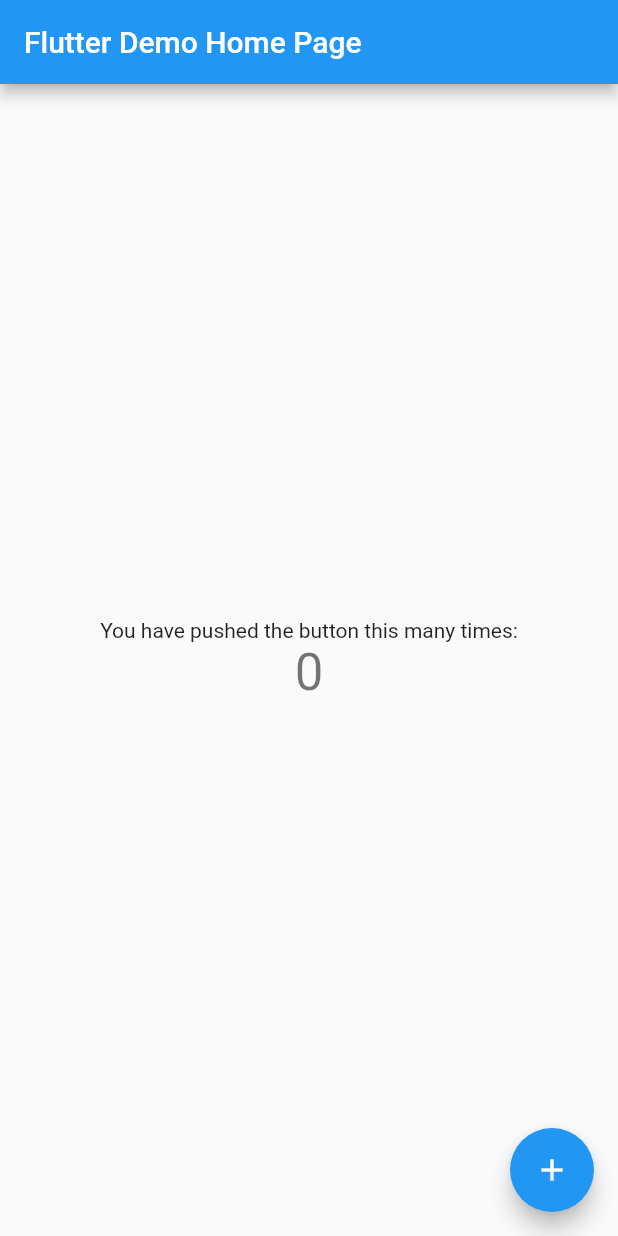
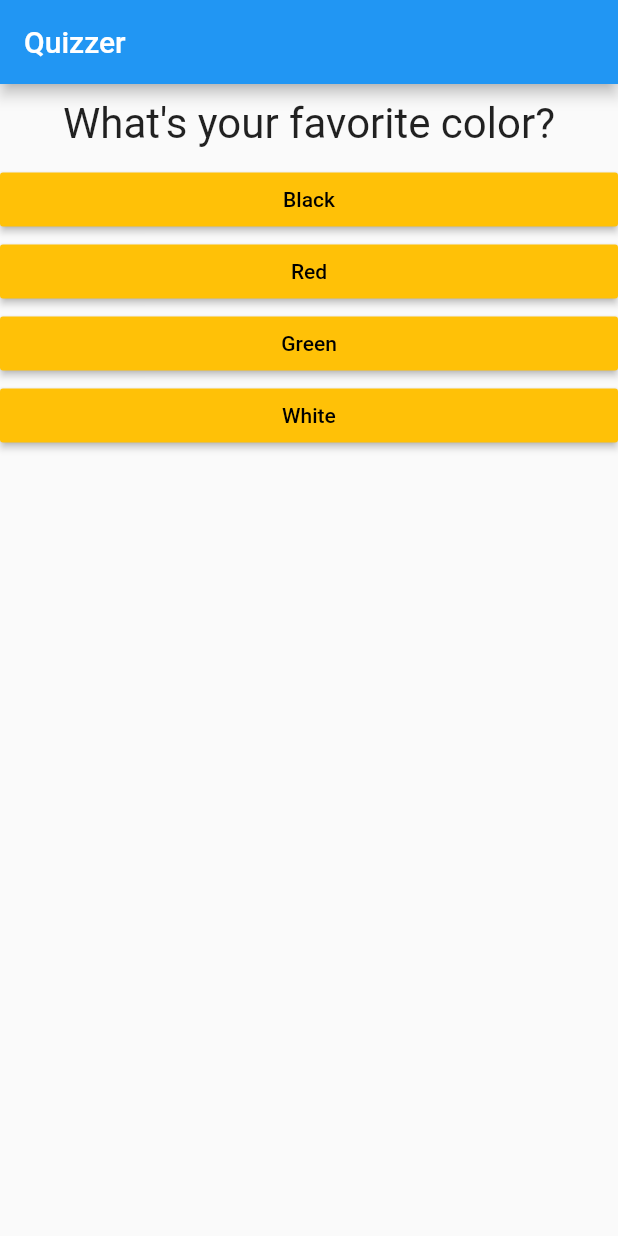
Before and after one commit to shabbir2209/flutter-quiz, a Flutter app: the screen it shows after launch, on a phone screen of 412 x 824 dp. Run offline on Flutter 3.47's test engine with Material 2 defaults, Android fonts, the phone set to English and light mode, and no system bars.

Commit message:
Completed Quiz App

```diff
--- /dev/null
+++ b/lib/answer.dart
@@ -0,0 +1,20 @@
+import 'package:flutter/material.dart';
+
+class Answer extends StatelessWidget {
+  final Function selectHandler;
+  final String answerText;
+  Answer(this.selectHandler, this.answerText);
+
+  @override
+  Widget build(BuildContext context) {
+    return Container(
+      width: double.infinity,
+      child: RaisedButton(
+        color: Colors.amber,
+        textColor: Colors.black,
+        child: Text(answerText),
+        onPressed: selectHandler,
+      ),
+    );
+  }
+}
--- a/lib/main.dart
+++ b/lib/main.dart
@@ -1,113 +1,87 @@
+// The main functions which runs initially
 import 'package:flutter/material.dart';
 
-void main() {
-  runApp(MyApp());
+import './quiz.dart';
+import './result.dart';
+
+void main() => runApp(MyApp());
+
+// widget class
+class MyApp extends StatefulWidget {
+  @override
+  State<StatefulWidget> createState() {
+    return _MyAppState();
+  }
 }
 
-class MyApp extends StatelessWidget {
-  // This widget is the root of your application.
+// The state widget here is not changed or rebuilt:
+class _MyAppState extends State<MyApp> {
+  final _questions = const [
+    {
+      'questionText': 'What\'s your favorite color?',
+      'answers': [
+        {'text': 'Black', 'score': 10},
+        {'text': 'Red', 'score': 6},
+        {'text': 'Green', 'score': 3},
+        {'text': 'White', 'score': 1},
+      ],
+    },
+    {
+      'questionText': 'What\'s your favorite animal?',
+      'answers': [
+        {'text': 'Lion', 'score': 6},
+        {'text': 'Rabbit', 'score': 1},
+        {'text': 'Frog', 'score': 3},
+        {'text': 'Dinosaur', 'score': 10},
+      ],
+    },
+    {
+      'questionText': 'What\'s your favorite movie',
+      'answers': [
+        {'text': 'Fast and the Furious', 'score': 6},
+        {'text': 'Lion King', 'score': 1},
+        {'text': 'Transformers', 'score': 3},
+        {'text': 'Transporter', 'score': 10},
+      ],
+    },
+  ];
+  var _questionIndex = 0;
+  var _totalScore = 0;
+
+  void _resetQuiz() {
+    setState(() {
+      _questionIndex = 0;
+      _totalScore = 0;
+    });
+  }
+
+  void _answerQuestion(int score) {
+    if (_questionIndex < _questions.length) {
+      print('We have more questions');
+    }
+    _totalScore = _totalScore + score;
+    setState(() {
+      _questionIndex = _questionIndex + 1;
+    });
+    print(_questionIndex);
+  }
+
+  // This states that the standard widget build is being over riden with our own widget
   @override
   Widget build(BuildContext context) {
     return MaterialApp(
-      title: 'Flutter Demo',
-      theme: ThemeData(
-        // This is the theme of your application.
-        //
-        // Try running your application with "flutter run". You'll see the
-        // application has a blue toolbar. Then, without quitting the app, try
-        // changing the primarySwatch below to Colors.green and then invoke
-        // "hot reload" (press "r" in the console where you ran "flutter run",
-        // or simply save your changes to "hot reload" in a Flutter IDE).
-        // Notice that the counter didn't reset back to zero; the application
-        // is not restarted.
-        primarySwatch: Colors.blue,
+      home: Scaffold(
+        appBar: AppBar(
+          title: Text('Quizzer'),
+        ),
+        body: _questionIndex < _questions.length
+            ? Quiz(
+                answerQuestion: _answerQuestion,
+                questionIndex: _questionIndex,
+                questions: _questions,
+              )
+            : Result(_totalScore, _resetQuiz),
       ),
-      home: MyHomePage(title: 'Flutter Demo Home Page'),
     );
   }
 }
-
-class MyHomePage extends StatefulWidget {
-  MyHomePage({Key key, this.title}) : super(key: key);
-
-  // This widget is the home page of your application. It is stateful, meaning
-  // that it has a State object (defined below) that contains fields that affect
-  // how it looks.
-
-  // This class is the configuration for the state. It holds the values (in this
-  // case the title) provided by the parent (in this case the App widget) and
-  // used by the build method of the State. Fields in a Widget subclass are
-  // always marked "final".
-
-  final String title;
-
-  @override
-  _MyHomePageState createState() => _MyHomePageState();
-}
-
-class _MyHomePageState extends State<MyHomePage> {
-  int _counter = 0;
-
-  void _incrementCounter() {
-    setState(() {
-      // This call to setState tells the Flutter framework that something has
-      // changed in this State, which causes it to rerun the build method below
-      // so that the display can reflect the updated values. If we changed
-      // _counter without calling setState(), then the build method would not be
-      // called again, and so nothing would appear to happen.
-      _counter++;
-    });
-  }
-
-  @override
-  Widget build(BuildContext context) {
-    // This method is rerun every time setState is called, for instance as done
-    // by the _incrementCounter method above.
-    //
-    // The Flutter framework has been optimized to make rerunning build methods
-    // fast, so that you can just rebuild anything that needs updating rather
-    // than having to individually change instances of widgets.
-    return Scaffold(
-      appBar: AppBar(
-        // Here we take the value from the MyHomePage object that was created by
-        // the App.build method, and use it to set our appbar title.
-        title: Text(widget.title),
-      ),
-      body: Center(
-        // Center is a layout widget. It takes a single child and positions it
-        // in the middle of the parent.
-        child: Column(
-          // Column is also a layout widget. It takes a list of children and
-          // arranges them vertically. By default, it sizes itself to fit its
-          // children horizontally, and tries to be as tall as its parent.
-          //
-          // Invoke "debug painting" (press "p" in the console, choose the
-          // "Toggle Debug Paint" action from the Flutter Inspector in Android
-          // Studio, or the "Toggle Debug Paint" command in Visual Studio Code)
-          // to see the wireframe for each widget.
-          //
-          // Column has various properties to control how it sizes itself and
-          // how it positions its children. Here we use mainAxisAlignment to
-          // center the children vertically; the main axis here is the vertical
-          // axis because Columns are vertical (the cross axis would be
-          // horizontal).
-          mainAxisAlignment: MainAxisAlignment.center,
-          children: <Widget>[
-            Text(
-              'You have pushed the button this many times:',
-            ),
-            Text(
-              '$_counter',
-              style: Theme.of(context).textTheme.headline4,
-            ),
-          ],
-        ),
-      ),
-      floatingActionButton: FloatingActionButton(
-        onPressed: _incrementCounter,
-        tooltip: 'Increment',
-        child: Icon(Icons.add),
-      ), // This trailing comma makes auto-formatting nicer for build methods.
-    );
-  }
-}
--- /dev/null
+++ b/lib/question.dart
@@ -0,0 +1,21 @@
+import 'package:flutter/material.dart';
+
+// a stateless widget which passes the question text in a seperate text widget to main.dart
+class Question extends StatelessWidget {
+  final String questionText;
+
+  Question(this.questionText);
+
+  @override
+  Widget build(BuildContext context) {
+    return Container(
+      width: double.infinity,
+      margin: EdgeInsets.all(10),
+      child: Text(
+        questionText,
+        style: TextStyle(fontSize: 28),
+        textAlign: TextAlign.center,
+      ),
+    );
+  }
+}
--- /dev/null
+++ b/lib/quiz.dart
@@ -0,0 +1,33 @@
+import 'package:flutter/material.dart';
+
+import './question.dart';
+import './answer.dart';
+
+class Quiz extends StatelessWidget {
+  final List<Map<String, Object>> questions;
+  final int questionIndex;
+  final Function answerQuestion;
+
+  Quiz({
+    @required this.questions,
+    @required this.answerQuestion,
+    @required this.questionIndex,
+  });
+
+  @override
+  Widget build(BuildContext context) {
+    return Column(
+      // the widget tells dart that the list will hold a list of widgets
+      children: [
+        // The question widget comes from the question.dart file
+        Question(
+          questions[questionIndex]['questionText'],
+        ),
+        ...(questions[questionIndex]['answers'] as List<Map<String, Object>>)
+            .map((answer) {
+          return Answer(() => answerQuestion(answer['score']), answer['text']);
+        }).toList()
+      ],
+    );
+  }
+}
```
Also changed, not shown: lib/result.dart (added, +42 -0 lines).
